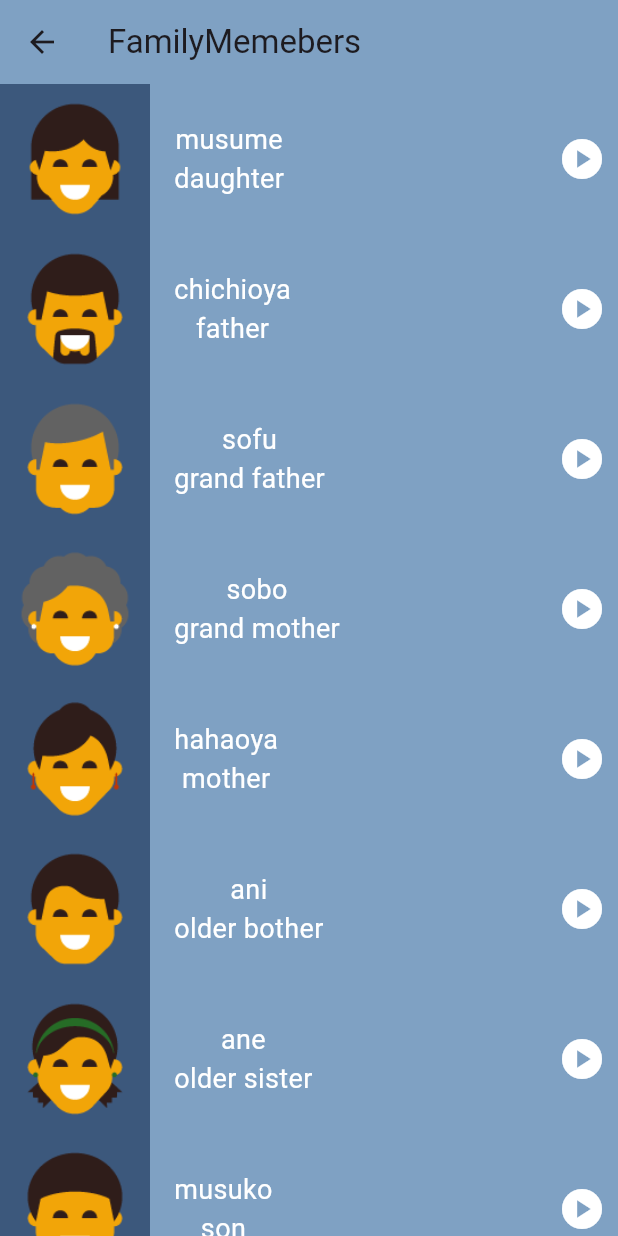
After one commit to alpha9898/Tocu_app, a Flutter app: the screen it shows after launch, after a tap on "Family Members", on a phone screen of 412 x 824 dp. The commit adds this screen. Run offline on Flutter 3.47's test engine with Material 3 defaults, Android fonts, the phone set to English and light mode, and no system bars.

Commit message:
add family_memebers.dart add colors.dart

```diff
--- a/lib/components/number_item.dart
+++ b/lib/components/list_item.dart
@@ -1,15 +1,16 @@
 import 'package:audioplayers/audioplayers.dart';
 import 'package:flutter/material.dart';
-import 'package:tocu/models/number.dart';
+import 'package:tocu/models/item.dart';
 
-class NumberItem extends StatelessWidget {
-  const NumberItem({Key? key, required this.number}) : super(key: key);
-  final Number number;
+class Item extends StatelessWidget {
+  const Item({Key? key, required this.number, required this.color}) : super(key: key);
+  final ItemModel number;
+  final Color color;
   @override
   Widget build(BuildContext context) {
     return Container(
       height: 100,
-      color: Color(0xff6482AD),
+      color: color,
       child: Row(
         children: [
           Container(color: Color(0xa8193257), child: Image.asset(number.image)),
--- a/lib/models/number.dart
+++ b/lib/models/item.dart
@@ -1,10 +1,10 @@
-class Number {
+class ItemModel {
   final String sound;
   final String image;
   final String jpName;
   final String enName;
 
-  const Number({
+  const ItemModel({
     required this.sound,
     required this.image,
     required this.enName,
--- /dev/null
+++ b/lib/screens/family_memebers.dart
@@ -0,0 +1,91 @@
+import 'package:flutter/material.dart';
+import '../components/list_item.dart';
+import '../models/item.dart';
+
+class FamilyMemebersPage extends StatelessWidget {
+  const FamilyMemebersPage({super.key});
+  final List<ItemModel> numbers = const [
+    ItemModel(
+      sound: 'sounds/family_members/daughter.wav',
+      image: 'assets/images/family_members/family_daughter.png',
+      enName: 'daughter',
+      jpName: 'musume',
+    ),
+    ItemModel(
+      sound: 'sounds/family_members/father.wav',
+      image: 'assets/images/family_members/family_father.png',
+      enName: 'father',
+      jpName: 'chichioya',
+    ),
+    ItemModel(
+      sound: 'sounds/family_members/grand father.wav',
+      image: 'assets/images/family_members/family_grandfather.png',
+      enName: 'grand father',
+      jpName: 'sofu',
+    ),
+    ItemModel(
+      sound: 'sounds/family_members/grand mother.wav',
+      image: 'assets/images/family_members/family_grandmother.png',
+      enName: 'grand mother',
+      jpName: 'sobo',
+    ),
+    ItemModel(
+      sound: 'sounds/family_members/mother.wav',
+      image: 'assets/images/family_members/family_mother.png',
+      enName: 'mother',
+      jpName: 'hahaoya',
+    ),
+    ItemModel(
+      sound: 'sounds/family_members/older bother.wav',
+      image: 'assets/images/family_members/family_older_brother.png',
+      enName: 'older bother',
+      jpName: 'ani',
+    ),
+    ItemModel(
+      sound: 'sounds/family_members/older sister.wav',
+      image: 'assets/images/family_members/family_older_sister.png',
+      enName: 'older sister',
+      jpName: 'ane',
+    ),
+    ItemModel(
+      sound: 'sounds/family_members/son.wav',
+      image: 'assets/images/family_members/family_son.png',
+      enName: 'son',
+      jpName: 'musuko',
+    ),
+    ItemModel(
+      sound: 'sounds/family_members/younger brohter.wav',
+      image: 'assets/images/family_members/family_younger_brother.png',
+      enName: 'younger brohter',
+      jpName: 'ototo',
+    ),
+    ItemModel(
+      sound: 'sounds/family_members/younger sister.wav',
+      image: 'assets/images/family_members/family_younger_sister.png',
+      enName: 'younger sister',
+      jpName: 'imoto',
+    ),
+  ];
+  @override
+  Widget build(BuildContext context) {
+    return Scaffold(
+        appBar: AppBar(
+          title: Text('FamilyMemebers'),
+          backgroundColor: Color(0xff7FA1C3),
+        ),
+        body: ListView.builder(
+          itemCount: numbers.length,
+          itemBuilder: (context , index){
+            return Item(number: numbers[index], color: Color(0xff7FA1C3),);
+          }, // children: getList(numbers),
+        )
+    );
+  }
+// List<Widget> getList(List<Number> numbers){
+//   List<Widget> itemList = [];
+//   for( int i = 0; i < numbers.length; i++){
+//     itemList.add(NumberItem(number: numbers[i]));
+//   }
+//   return itemList;
+// }
+}
--- a/lib/screens/home_page.dart
+++ b/lib/screens/home_page.dart
@@ -1,5 +1,7 @@
 import 'package:flutter/material.dart';
+import 'package:tocu/screens/family_memebers.dart';
 import '../components/category_item.dart';
+import 'colors.dart';
 import 'numbers_page.dart';
 
 class HomePage extends StatelessWidget {
@@ -26,10 +28,22 @@
             color: Color(0xff6482AD),
           ),
           Category(
+            onTap: (){
+              Navigator.push(context,
+                  MaterialPageRoute(builder: (BuildContext){
+                    return FamilyMemebersPage();
+                  }));
+            },
             text: 'Family Members',
             color: Color(0xff7FA1C3),
           ),
           Category(
+            onTap: (){
+              Navigator.push(context,
+                  MaterialPageRoute(builder: (BuildContext){
+                    return ColorsPage();
+                  }));
+            },
             text: 'Colors',
             color: Color(0xffE2DAD6),
           ),
--- a/pubspec.yaml
+++ b/pubspec.yaml
@@ -65,6 +65,8 @@
      - assets/images/numbers/
      - assets/images/colors/
      - assets/sounds/numbers/
+     - assets/sounds/family_members/
+     - assets/sounds/colors/
 
   # An image asset can refer to one or more resolution-specific "variants", see
   # https://flutter.dev/assets-and-images/#resolution-aware
```
Also changed, not shown: lib/screens/colors.dart (added, +80 -0 lines), lib/screens/numbers_page.dart (+14 -14 lines).
